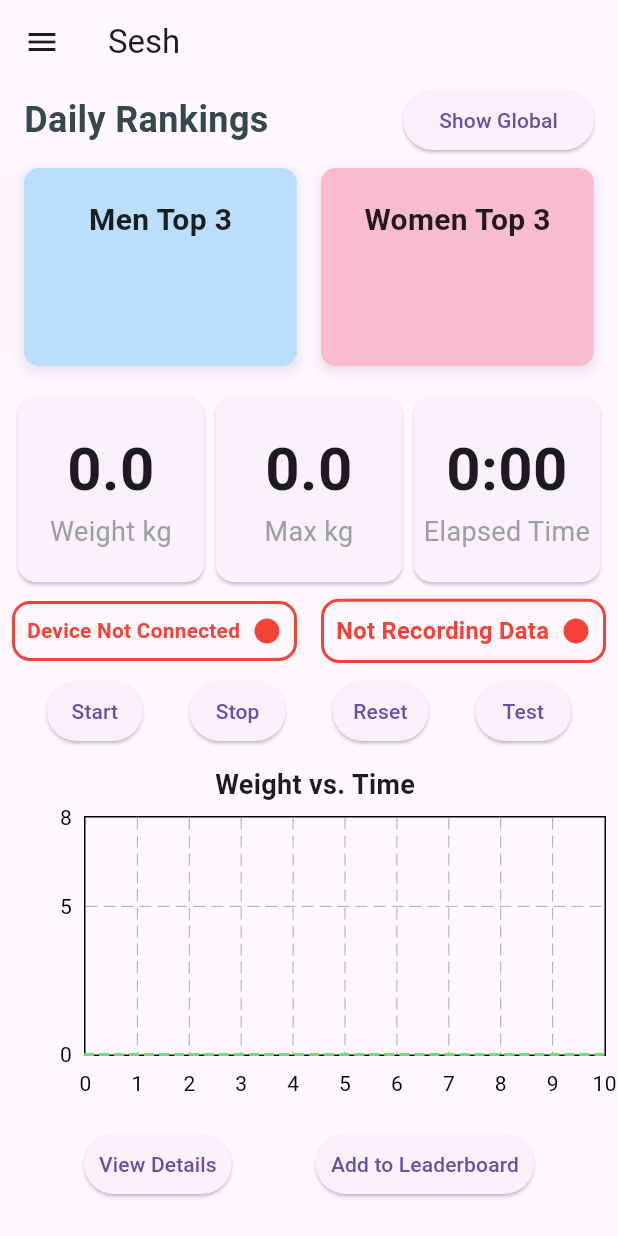
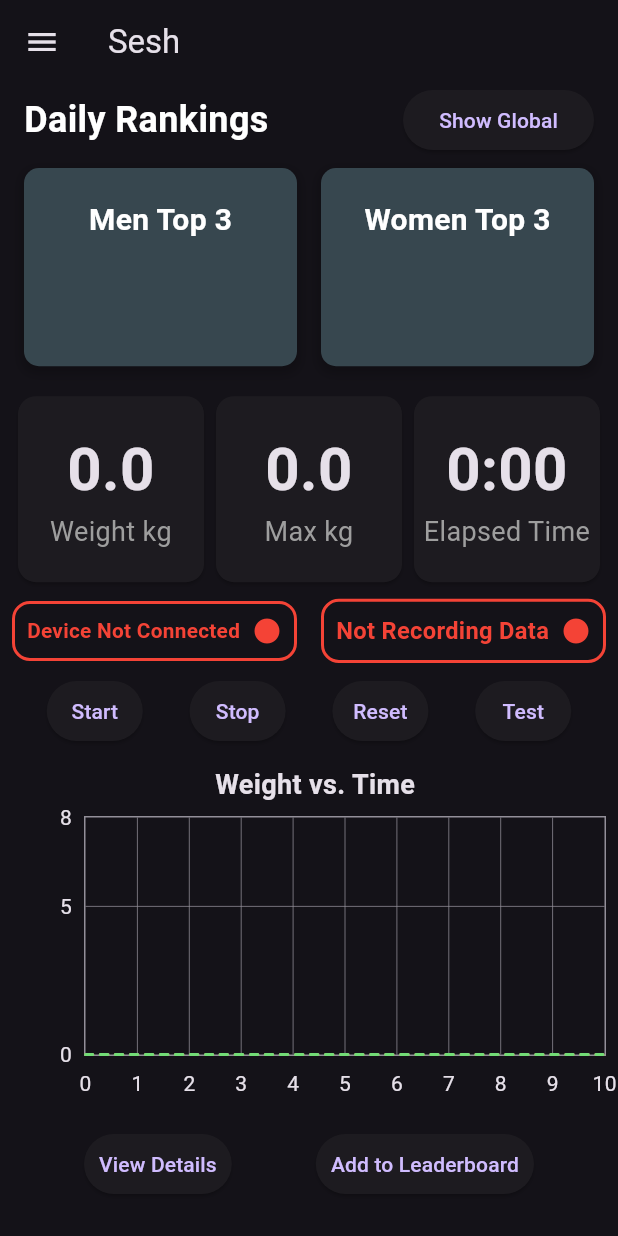
Before and after one commit to billykeyss/sesh-trainer, a Flutter app: the screen it shows after launch, on a phone screen of 412 x 824 dp. Run offline on Flutter 3.47's test engine with Material 3 defaults, Android fonts, the phone set to English and light mode, and no system bars; drawn by our look-alikes of fl_chart; our stand-ins replace drift, drift_sqflite, flutter_blue, permission_handler, screenshot, share_plus; missing offline and left inert: flutter_email_sender; accounts and stored records are empty; generated files the repository leaves out were written again; statements that could not run were skipped.

Commit message:
Add night mode

```diff
--- a/lib/main.dart
+++ b/lib/main.dart
@@ -7,9 +7,11 @@ import 'providers/leaderboard_provider.dart';
 import 'package:path_provider/path_provider.dart';
 import 'dart:io';
 import 'package:flutter/services.dart';
+import 'providers/theme_provider.dart'; // Import the ThemeProvider
 
 void main() async {
   WidgetsFlutterBinding.ensureInitialized();
+
   // Check the platform before setting orientations
   if (Platform.isIOS) {
     // Set orientation preferences without using context
@@ -18,11 +20,13 @@ void main() async {
       DeviceOrientation.portraitDown,
     ]);
   }
+
   runApp(
     MultiProvider(
       providers: [
         ChangeNotifierProvider(create: (context) => LeaderboardProvider()),
         ChangeNotifierProvider(create: (context) => DynoDataProvider()),
+        ChangeNotifierProvider(create: (context) => ThemeProvider()), // Add ThemeProvider
       ],
       child: MyApp(),
     ),
@@ -58,12 +62,16 @@ class MyApp extends StatelessWidget {
       ]);
     }
 
-    return MaterialApp(
-      title: 'Scale App',
-      theme: ThemeData(
-        primarySwatch: Colors.blue,
-      ),
-      home: ScaleHomePage(),
+    return Consumer<ThemeProvider>(
+      builder: (context, themeProvider, child) {
+        return MaterialApp(
+          title: 'Scale App',
+          theme: ThemeData.light(), // Define light theme
+          darkTheme: ThemeData.dark(), // Define dark theme
+          themeMode: themeProvider.themeMode, // Apply current theme mode
+          home: ScaleHomePage(),
+        );
+      },
     );
   }
 }
--- /dev/null
+++ b/lib/providers/theme_provider.dart
@@ -0,0 +1,14 @@
+import 'package:flutter/material.dart';
+
+class ThemeProvider with ChangeNotifier {
+  ThemeMode _themeMode = ThemeMode.dark;
+
+  ThemeMode get themeMode => _themeMode;
+
+  bool get isDarkMode => _themeMode == ThemeMode.dark;
+
+  void toggleTheme(bool isOn) {
+    _themeMode = isOn ? ThemeMode.dark : ThemeMode.light;
+    notifyListeners();
+  }
+}
--- a/lib/screens/home_screen.dart
+++ b/lib/screens/home_screen.dart
@@ -6,22 +6,22 @@ import 'package:flutter/material.dart';
 import 'package:flutter_blue/flutter_blue.dart';
 import 'package:permission_handler/permission_handler.dart';
 import 'dart:async';
-import '../models/leaderboard_entry.dart';
-import '../models/info.dart';
-import '../providers/leaderboard_provider.dart';
-import '../services/leaderboard_service.dart';
-import '../widgets/leaderboard.dart';
-import '../widgets/weight_graph.dart';
-import '../screens/session_details_page.dart';
-import './saved_sessions_page.dart';
-import './leaderboard_page.dart';
-import '../utils/number.dart';
+import 'package:ble_scale_app/models/leaderboard_entry.dart';
+import 'package:ble_scale_app/models/info.dart';
+import 'package:ble_scale_app/providers/leaderboard_provider.dart';
+import 'package:ble_scale_app/providers/theme_provider.dart';
+import 'package:ble_scale_app/services/leaderboard_service.dart';
+import 'package:ble_scale_app/widgets/leaderboard.dart';
+import 'package:ble_scale_app/widgets/weight_graph.dart';
+import 'package:ble_scale_app/screens/session_details_page.dart';
+import 'package:ble_scale_app/screens/saved_sessions_page.dart';
+import 'package:ble_scale_app/screens/leaderboard_page.dart';
+import 'package:ble_scale_app/utils/number.dart';
 import 'package:provider/provider.dart';
 import 'package:intl/intl.dart';
 import 'package:flutter_email_sender/flutter_email_sender.dart';
 import 'dart:math';
-import '../utils/email_utils.dart';
-
+import 'package:ble_scale_app/utils/email_utils.dart';
 class ScaleHomePage extends StatefulWidget {
   @override
   _ScaleHomePageState createState() => _ScaleHomePageState();
@@ -33,6 +33,7 @@ class _ScaleHomePageState extends State<ScaleHomePage> {
   String elapsedTime = '0:00';
   bool showTestButton = true; // Feature gate for the test button
   bool showLeaderboard = true; // Feature flag for the leaderboard
+  bool isNightMode = false; // Night mode toggle
 
   Leaderboard leaderboard = Leaderboard(isPreviewMode: true);
 
@@ -302,6 +303,21 @@ class _ScaleHomePageState extends State<ScaleHomePage> {
                   );
                 },
               ),
+            Divider(),
+            ListTile(
+              leading: Icon(Icons.brightness_6),
+              title: Text('Night Mode'),
+              trailing: Consumer<ThemeProvider>(
+                builder: (context, themeProvider, child) {
+                  return Switch(
+                    value: themeProvider.isDarkMode,
+                    onChanged: (value) {
+                      themeProvider.toggleTheme(value);
+                    },
+                  );
+                },
+              ),
+            ),
           ],
         ),
       ),
@@ -400,7 +416,7 @@ class _ScaleHomePageState extends State<ScaleHomePage> {
           Padding(
             padding: const EdgeInsets.only(
                 bottom: 8.0, right: 8.0, left: 16.0, top: 0.0),
-            child: WeightGraph(),
+            child: WeightGraph(graphData: Provider.of<DynoDataProvider>(context, listen: false).graphData, weightUnit: Provider.of<DynoDataProvider>(context, listen: false).weightUnit),
           ),
           Padding(
             padding: const EdgeInsets.only(bottom: 24.0),
--- a/lib/screens/session_details_page.dart
+++ b/lib/screens/session_details_page.dart
@@ -1,4 +1,5 @@
 import 'dart:typed_data';
+import 'package:ble_scale_app/widgets/weight_graph.dart';
 import 'package:flutter/material.dart';
 import 'package:fl_chart/fl_chart.dart';
 import 'package:intl/intl.dart';
@@ -180,7 +181,9 @@ class _SessionDetailsPageState extends State<SessionDetailsPage> {
                   ),
                   child: Padding(
                     padding: const EdgeInsets.all(8.0),
-                    child: StaticWeightGraph(graphData: widget.graphData),
+                    child: WeightGraph(
+                        graphData: widget.graphData,
+                        weightUnit: widget.weightUnit),
                   ),
                 ),
                 const SizedBox(height: 16.0),
--- a/lib/widgets/leaderboard.dart
+++ b/lib/widgets/leaderboard.dart
@@ -10,6 +10,9 @@ class Leaderboard extends StatelessWidget {
 
   @override
   Widget build(BuildContext context) {
+    final theme = Theme.of(context); // Get the current theme
+    final isDarkMode = theme.brightness == Brightness.dark; // Check if dark mode is enabled
+
     return Consumer<LeaderboardProvider>(
       builder: (context, leaderboardProvider, child) {
         return Column(
@@ -23,7 +26,7 @@ class Leaderboard extends StatelessWidget {
                     style: TextStyle(
                       fontSize: 24,
                       fontWeight: FontWeight.bold,
-                      color: Colors.blueGrey[800],
+                      color: isDarkMode ? Colors.white : Colors.blueGrey[800],
                     ),
                   ),
                 ),
@@ -55,7 +58,7 @@ class Leaderboard extends StatelessWidget {
                         'Men',
                         leaderboardProvider.maleEntries,
                         context,
-                        Colors.blue[100],
+                        isDarkMode ? Colors.blueGrey[800] : Colors.blue[100],
                       ),
                     ),
                     SizedBox(width: 16.0),
@@ -64,7 +67,7 @@ class Leaderboard extends StatelessWidget {
                         'Women',
                         leaderboardProvider.femaleEntries,
                         context,
-                        Colors.pink[100],
+                        isDarkMode ? Colors.blueGrey[800] : Colors.pink[100],
                       ),
                     ),
                   ],
@@ -84,6 +87,8 @@ class Leaderboard extends StatelessWidget {
     Color? backgroundColor,
   ) {
     final topEntries = isPreviewMode ? entries.take(3).toList() : entries;
+    final theme = Theme.of(context);
+    final isDarkMode = theme.brightness == Brightness.dark;
 
     return Container(
       decoration: BoxDecoration(
@@ -91,7 +96,7 @@ class Leaderboard extends StatelessWidget {
         borderRadius: BorderRadius.circular(10.0),
         boxShadow: [
           BoxShadow(
-            color: Colors.grey.withOpacity(0.2),
+            color: Colors.black.withOpacity(0.2),
             spreadRadius: 2,
             blurRadius: 5,
             offset: Offset(0, 3), // Position of the shadow
@@ -107,14 +112,21 @@ class Leaderboard extends StatelessWidget {
             child: Center(
               child: Text(
                 '$title Top ${isPreviewMode ? 3 : entries.length}',
-                style: TextStyle(fontSize: 20, fontWeight: FontWeight.bold, color: Colors.black87),
+                style: TextStyle(
+                  fontSize: 20,
+                  fontWeight: FontWeight.bold,
+                  color: isDarkMode ? Colors.white : Colors.black87,
+                ),
               ),
             ),
           ),
           Expanded(
             child: ListView.separated(
               itemCount: topEntries.length,
-              separatorBuilder: (context, index) => Divider(height: 1.0, color: Colors.grey[300]),
+              separatorBuilder: (context, index) => Divider(
+                height: 1.0,
+                color: isDarkMode ? Colors.grey[700] : Colors.grey[300],
+              ),
               itemBuilder: (context, index) {
                 final entry = topEntries[index];
                 double weightInLbs = entry.maxWeight * 2.20462;
@@ -132,7 +144,10 @@ class Leaderboard extends StatelessWidget {
                               fit: BoxFit.scaleDown,
                               child: Text(
                                 '${index + 1}. ${entry.name}',
-                                style: TextStyle(fontSize: 16),
+                                style: TextStyle(
+                                  fontSize: 16,
+                                  color: isDarkMode ? Colors.white : Colors.black,
+                                ),
                                 textAlign: TextAlign.center,
                               ),
                             ),
@@ -146,7 +161,9 @@ class Leaderboard extends StatelessWidget {
                               child: Text(
                                 '${weightInLbs.toStringAsFixed(1)} lbs',
                                 style: TextStyle(
-                                    fontSize: 12,),
+                                  fontSize: 12,
+                                  color: isDarkMode ? Colors.white70 : Colors.black87,
+                                ),
                               ),
                             ),
                           ),
--- a/lib/widgets/weight_graph.dart
+++ b/lib/widgets/weight_graph.dart
@@ -1,15 +1,21 @@
-import 'package:ble_scale_app/providers/dyno_data_provider.dart';
 import 'package:flutter/material.dart';
 import 'package:fl_chart/fl_chart.dart';
-import 'package:provider/provider.dart';
 
 class WeightGraph extends StatelessWidget {
+  final List<FlSpot> graphData; // Accepting graphData as a parameter
+  final String weightUnit; // Accepting weightUnit as a parameter
+
+  WeightGraph({
+    required this.graphData,
+    required this.weightUnit,
+  });
+
   @override
   Widget build(BuildContext context) {
-    // Access the GraphDataProvider from the context
-    final graphDataProvider = Provider.of<DynoDataProvider>(context);
-    final graphData = graphDataProvider.graphData;
-    double maxWeight = graphDataProvider.maxWeights[graphDataProvider.weightUnit] ?? 0.0;
+    // Calculate maxWeight from the graphData
+    double maxWeight = graphData.isNotEmpty
+        ? graphData.map((spot) => spot.y).reduce((a, b) => a > b ? a : b)
+        : 0.0;
 
     double minY = 0;
     double maxY = 5;
@@ -27,19 +33,24 @@ class WeightGraph extends StatelessWidget {
     double interval = (maxX - 0) / 10;
     double chartHeight = 200.0; // The height of the chart (from SizedBox)
     double chartWidth = 800.0;
-    double scaleFactor = chartHeight / (maxY); // Calculate pixels per unit
+
+    // Accessing the current theme
+    final theme = Theme.of(context);
+    final textColor = theme.textTheme.bodyMedium?.color ?? Colors.black;
+    final gridColor = theme.dividerColor;
+    final lineColor = theme.primaryColor;
 
     return Column(
       crossAxisAlignment: CrossAxisAlignment.center,
       children: [
         Padding(
-          padding: const EdgeInsets.only(
-              bottom: 8.0, top: 4.0), // Add bottom padding
+          padding: const EdgeInsets.only(bottom: 8.0, top: 4.0), // Add bottom padding
           child: Text(
             'Weight vs. Time', // Graph Title
             style: TextStyle(
               fontSize: 18,
               fontWeight: FontWeight.bold,
+              color: textColor,
             ),
           ),
         ),
@@ -48,8 +59,17 @@ class WeightGraph extends StatelessWidget {
           width: chartWidth,
           child: LineChart(
             LineChartData(
-              gridData: const FlGridData(show: true),
-              borderData: FlBorderData(show: true),
+              gridData: FlGridData(
+                show: true,
+                drawVerticalLine: true,
+                getDrawingHorizontalLine: (value) {
+                  return FlLine(color: gridColor, strokeWidth: 0.5);
+                },
+                getDrawingVerticalLine: (value) {
+                  return FlLine(color: gridColor, strokeWidth: 0.5);
+                },
+              ),
+              borderData: FlBorderData(show: true, border: Border.all(color: gridColor, width: 1)),
               titlesData: FlTitlesData(
                 leftTitles: AxisTitles(
                   sideTitles: SideTitles(
@@ -60,10 +80,7 @@ class WeightGraph extends StatelessWidget {
                         axisSide: meta.axisSide,
                         child: Text(
                           value.toInt().toString(),
-                          style: const TextStyle(
-                            fontSize: 14,
-                            color: Colors.black,
-                          ),
+                          style: TextStyle(fontSize: 14, color: textColor),
                         ),
                       );
                     },
@@ -79,30 +96,29 @@ class WeightGraph extends StatelessWidget {
                         axisSide: meta.axisSide,
                         child: Text(
                           value.toInt().toString(),
-                          style: const TextStyle(
-                            fontSize: 14,
-                            color: Colors.black,
-                          ),
+                          style: TextStyle(fontSize: 14, color: textColor),
                         ),
                       );
                     },
                   ),
                 ),
-                topTitles: const AxisTitles(
+                topTitles: AxisTitles(
                   sideTitles: SideTitles(showTitles: false),
                 ),
-                rightTitles: const AxisTitles(
-                  sideTitles:
-                      SideTitles(showTitles: false), // Remove right axis
+                rightTitles: AxisTitles(
+                  sideTitles: SideTitles(showTitles: false),
                 ),
               ),
               lineBarsData: [
                 LineChartBarData(
                   spots: graphData,
                   isCurved: false,
-                  color: Colors.blue,
+                  color: lineColor,
                   barWidth: 2,
-                  belowBarData: BarAreaData(show: true),
+                  belowBarData: BarAreaData(
+                    show: true,
+                    color: lineColor.withOpacity(0.3),
+                  ),
                 ),
                 LineChartBarData(
                   spots: [
@@ -135,7 +151,7 @@ class WeightGraph extends StatelessWidget {
               maxX: maxX,
             ),
           ),
-        )
+        ),
       ],
     );
   }
```
Also changed, not shown: lib/widgets/static_weight_graph.dart (deleted, +0 -147 lines).
